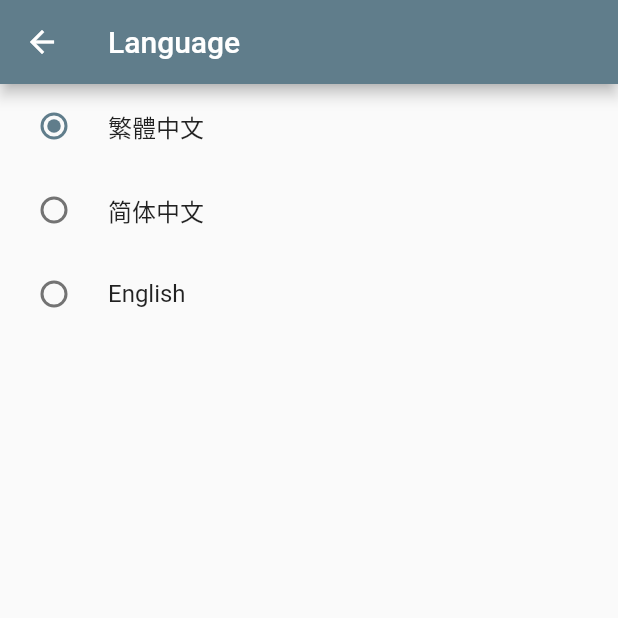
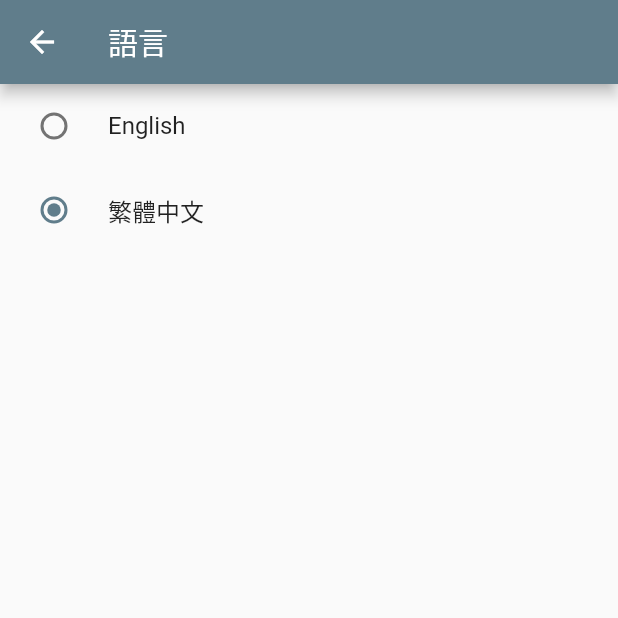
Before and after one commit to Rjiegit/gitme, a Flutter app: the SettingLanguagePage screen opened by its route, after a tap on "繁體中文", on a phone screen of 412 x 824 dp, the top half of it. Run offline on Flutter 3.47's test engine with Material 2 defaults, Android fonts, the phone set to English and light mode, and no system bars; our stand-ins replace badges, flutter_dotenv, flutter_i18n, flutter_progress_hud, fluttertoast, package_info and 1 more; missing offline and left inert: github.

Commit message:
Add i18n

```diff
--- /dev/null
+++ b/lib/constants/languages.dart
@@ -0,0 +1,13 @@
+import 'package:flutter/material.dart';
+
+enum Language { traditionalChinese, english }
+
+Map langLocaleMap = {
+  Language.english: Locale("en", "US"),
+  Language.traditionalChinese: Locale("zh", "TW"),
+};
+
+Map localeLangStrMap = {
+  "en_US": "English",
+  "zh_TW": "繁體中文",
+};
--- a/lib/main.dart
+++ b/lib/main.dart
@@ -1,5 +1,9 @@
 import 'package:flutter/material.dart';
 import 'package:flutter_dotenv/flutter_dotenv.dart';
+import 'package:flutter_i18n/flutter_i18n.dart';
+import 'package:flutter_i18n/flutter_i18n_delegate.dart';
+import 'package:flutter_i18n/loaders/decoders/json_decode_strategy.dart';
+import 'package:flutter_localizations/flutter_localizations.dart';
 import 'package:gitme/pages/home.dart';
 import "package:gitme/pages/login.dart";
 import 'package:gitme/pages/profile/profile.dart';
@@ -16,16 +20,30 @@ import 'pages/setting/setting_language.dart';
 Future<void> main() async {
   await dotenv.load(fileName: ".env");
 
+  final FlutterI18nDelegate flutterI18nDelegate = FlutterI18nDelegate(
+      translationLoader: FileTranslationLoader(
+          useCountryCode: true,
+          fallbackFile: "en_US",
+          basePath: "assets/i18n",
+          forcedLocale: Locale("en", "US"),
+          decodeStrategies: [JsonDecodeStrategy()]));
+
+  await flutterI18nDelegate.load(Locale("en", "US"));
+
   runApp(MultiProvider(
     providers: [
       ChangeNotifierProvider(create: (BuildContext context) => AccountModel()),
       ChangeNotifierProvider(create: (BuildContext context) => SettingModel())
     ],
-    child: Gitme(),
+    child: Gitme(flutterI18nDelegate),
   ));
 }
 
 class Gitme extends StatelessWidget {
+  final FlutterI18nDelegate flutterI18nDelegate;
+
+  Gitme(this.flutterI18nDelegate);
+
   // This widget is the root of your application.
   @override
   Widget build(BuildContext context) {
@@ -51,6 +69,11 @@ class Gitme extends StatelessWidget {
             return MaterialPageRoute(builder: (context) => LoginPage());
         }
       },
+      localizationsDelegates: [
+        flutterI18nDelegate,
+        GlobalMaterialLocalizations.delegate,
+        GlobalWidgetsLocalizations.delegate,
+      ],
     );
   }
 }
--- a/lib/pages/setting/setting_language.dart
+++ b/lib/pages/setting/setting_language.dart
@@ -1,6 +1,8 @@
 import "package:flutter/material.dart";
-
-enum Language { traditionalChinese, simplifiedChinese, english }
+import 'package:flutter_i18n/flutter_i18n.dart';
+import 'package:gitme/constants/languages.dart';
+import 'package:gitme/stores/setting.dart';
+import 'package:provider/provider.dart';
 
 class SettingLanguagePage extends StatefulWidget {
   @override
@@ -8,47 +10,45 @@ class SettingLanguagePage extends StatefulWidget {
 }
 
 class _SettingLanguagePageState extends State<SettingLanguagePage> {
-  Language _language = Language.english;
+  late SettingModel setting;
 
   @override
   Widget build(BuildContext context) {
+    setting = Provider.of<SettingModel>(context);
+
     return Scaffold(
         appBar: AppBar(
-          title: Text("Language"),
+          title: Text(
+            FlutterI18n.translate(context, "setting.language"),
+          ),
         ),
         body: ListView(
           children: <Widget>[
             RadioListTile(
-              title: Text("繁體中文"),
-              value: Language.traditionalChinese,
-              groupValue: _language,
-              onChanged: (Language? value) {
-                setState(() {
-                  _language = Language.traditionalChinese;
-                });
-              },
+              title: Text("English"),
+              value: Language.english,
+              groupValue: setting.language,
+              onChanged: _changeLang,
             ),
             RadioListTile(
-              title: Text("简体中文"),
-              value: Language.simplifiedChinese,
-              groupValue: _language,
-              onChanged: (Language? value) {
-                setState(() {
-                  _language = Language.simplifiedChinese;
-                });
-              },
-            ),
-            RadioListTile(
-              title: Text("English"),
-              value: Language.english,
-              groupValue: _language,
-              onChanged: (Language? value) {
-                setState(() {
-                  _language = Language.english;
-                });
-              },
-            ),
+                title: Text("繁體中文"),
+                value: Language.traditionalChinese,
+                groupValue: setting.language,
+                onChanged: _changeLang),
           ],
         ));
   }
+
+  Future<void> _changeLang(Language? changedLang) async {
+    setting.changeLanguage(changedLang!);
+    await FlutterI18n.refresh(context, Locale('zh', 'TW'));
+
+    // showNotify(
+    //   message: FlutterI18n.translate(
+    //     context,
+    //     "setting.switchLangMsg",
+    //     translationParams: {"lang": langLocaleMap[changedLang].toString()},
+    //   ),
+    // );
+  }
 }
--- a/lib/stores/setting.dart
+++ b/lib/stores/setting.dart
@@ -1,14 +1,23 @@
 import 'package:flutter/foundation.dart';
 import 'package:flutter/material.dart';
+import 'package:gitme/constants/languages.dart';
 import 'package:gitme/constants/themes.dart';
 
 class SettingModel extends ChangeNotifier {
   ThemeData _themeData = appLightThemeData[AppLightTheme.BlueGrey]!;
+  Language _language = Language.english;
 
   ThemeData get theme => _themeData;
+
+  Language get language => _language;
 
   changeTheme(themeData) {
     _themeData = appLightThemeData[themeData]!;
     notifyListeners();
   }
+
+  changeLanguage(Language lang) {
+    _language = lang;
+    notifyListeners();
+  }
 }
--- a/pubspec.yaml
+++ b/pubspec.yaml
@@ -38,6 +38,7 @@ dependencies:
   fluttertoast: ^8.0.7
   provider: ^5.0.0
   badges: ^2.0.1
+  flutter_i18n: ^0.22.4
 
 dev_dependencies:
   flutter_test:
@@ -60,6 +61,7 @@ flutter:
   assets:
     - assets/images/
     - assets/data/
+    - assets/i18n/
     - .env
 
   # An image asset can refer to one or more resolution-specific "variants", see
```
Also changed, not shown: assets/i18n/en_US.json (added, +29 -0 lines), assets/i18n/zh_TW.json (added, +29 -0 lines), lib/pages/setting/setting.dart (+7 -4 lines), pubspec.lock, 1 other file.
